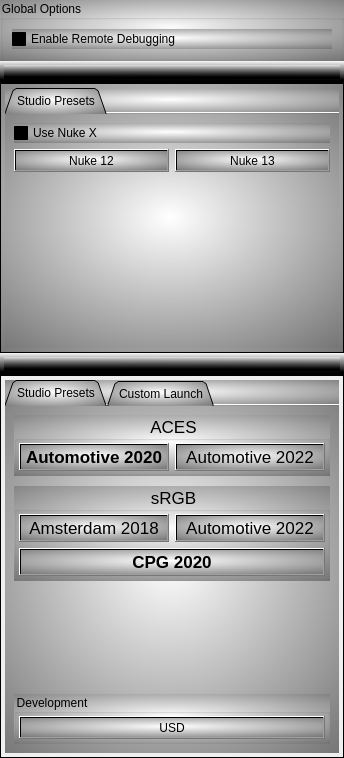
Above: UI/main.ui from SGSMarkNA/Software_Launcher before the change. Below: the same form after it.
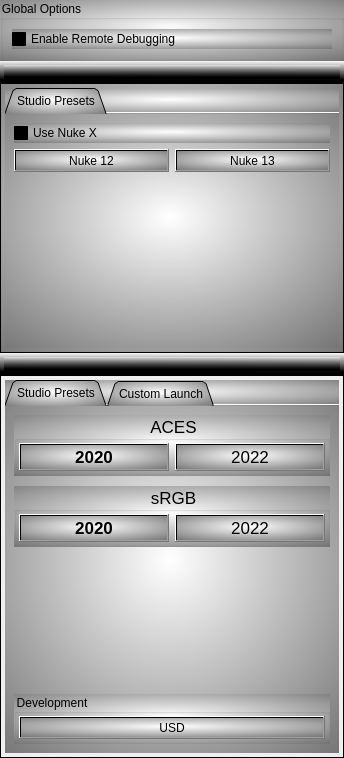
That is the form after the change. Icons and pictures are not drawn. Custom widgets are drawn as their Qt base class.

Commit message: changed innerface names and ICIO SRGB Xml Path set to W:\OCIO_Configs\Maya2022_scene-linear-sRGB_v00.xml

The edit to the form file:
```diff
--- a/UI/main.ui
+++ b/UI/main.ui
@@ -394,7 +394,7 @@
 W:/OCIO_Configs/aces_1.2_marks/Maya_2020_Marks_00.xml</string>
                     </property>
                     <property name="text">
-                     <string>Automotive 2020</string>
+                     <string>2020</string>
                     </property>
                    </widget>
                   </item>
@@ -416,7 +416,7 @@
 W:/OCIO_Configs/aces_1.2_marks/Maya_2020_Marks_00.xml</string>
                     </property>
                     <property name="text">
-                     <string>Automotive 2022</string>
+                     <string>2022</string>
                     </property>
                    </widget>
                   </item>
@@ -450,29 +450,7 @@
                    <number>2</number>
                   </property>
                   <item row="0" column="0">
-                   <widget class="QPushButton" name="Amsterdam_2018_SRGB_Button">
-                    <property name="sizePolicy">
-                     <sizepolicy hsizetype="Minimum" vsizetype="Fixed">
-                      <horstretch>0</horstretch>
-                      <verstretch>0</verstretch>
-                     </sizepolicy>
-                    </property>
-                    <property name="font">
-                     <font>
-                      <pointsize>13</pointsize>
-                     </font>
-                    </property>
-                    <property name="toolTip">
-                     <string>Loding Color Profile
-W:/OCIO_Configs/Maya2023_scene-linear-sRGB_v00.xml</string>
-                    </property>
-                    <property name="text">
-                     <string>Amsterdam 2018</string>
-                    </property>
-                   </widget>
-                  </item>
-                  <item row="1" column="0" colspan="2">
-                   <widget class="QPushButton" name="CPG_2020_SRGB_Button">
+                   <widget class="QPushButton" name="Maya_2020_SRGB_Button">
                     <property name="sizePolicy">
                      <sizepolicy hsizetype="Minimum" vsizetype="Fixed">
                       <horstretch>0</horstretch>
@@ -491,7 +469,7 @@
 W:/OCIO_Configs/Maya_2020_Marks_sRGB_v00.xml</string>
                     </property>
                     <property name="text">
-                     <string>CPG 2020</string>
+                     <string>2020</string>
                     </property>
                    </widget>
                   </item>
@@ -513,7 +491,7 @@
 W:/OCIO_Configs/Maya2023_scene-linear-sRGB_v00.xml</string>
                     </property>
                     <property name="text">
-                     <string>Automotive 2022</string>
+                     <string>2022</string>
                     </property>
                    </widget>
                   </item>
```
Left out of the diff: 6 changed lines with no effect on the pictures. The commit also changes 1 other file.
